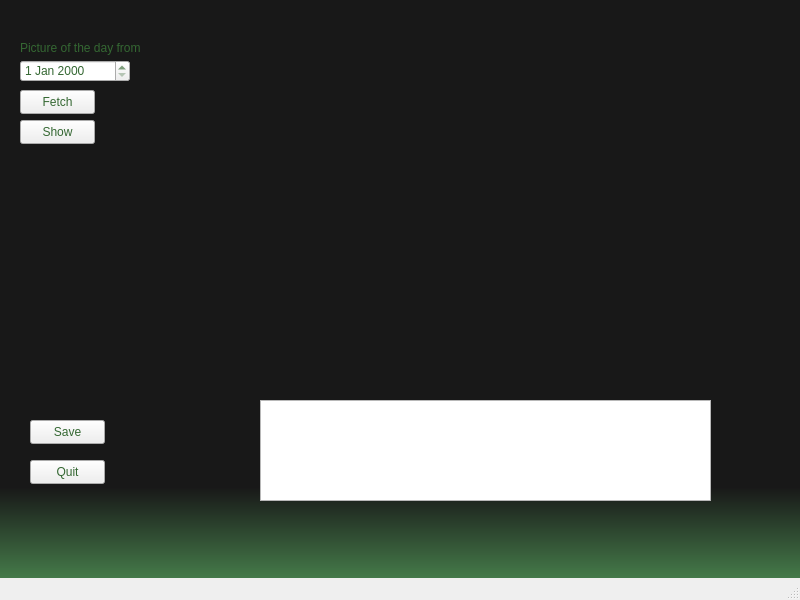
First picture: the form in mainwindow.ui, repository vilma-heikkila/NASA_picture_of_the_day_API, before the edit.
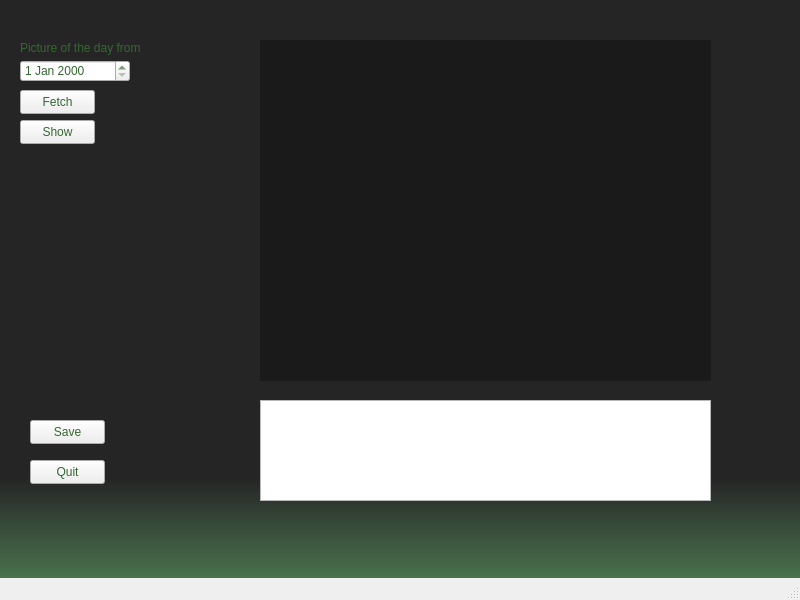
Second picture: the form after the edit.

Commit message: Slight appearance changes

What changed in the file:
```diff
--- a/mainwindow.ui
+++ b/mainwindow.ui
@@ -37,13 +37,13 @@
     <property name="geometry">
      <rect>
       <x>260</x>
-      <y>20</y>
+      <y>40</y>
       <width>451</width>
-      <height>361</height>
+      <height>341</height>
      </rect>
     </property>
     <property name="styleSheet">
-     <string notr="true">color: rgb(255, 255, 255);</string>
+     <string notr="true">background-color: qlineargradient(spread:pad, x1:1, y1:0.989, x2:1, y2:1, stop:0 rgba(0, 0, 0, 75), stop:1 rgba(0, 0, 0, 69));</string>
     </property>
     <property name="text">
      <string/>
@@ -71,6 +71,9 @@
       <height>24</height>
      </rect>
     </property>
+    <property name="styleSheet">
+     <string notr="true">font: 10pt &quot;Arial&quot;;</string>
+    </property>
     <property name="text">
      <string>Quit</string>
     </property>
@@ -137,12 +140,15 @@
    <widget class="QLabel" name="waitLabel">
     <property name="geometry">
      <rect>
-      <x>130</x>
+      <x>100</x>
       <y>90</y>
-      <width>111</width>
+      <width>151</width>
       <height>21</height>
      </rect>
     </property>
+    <property name="styleSheet">
+     <string notr="true">font: 10pt &quot;Arial&quot;;</string>
+    </property>
     <property name="text">
      <string/>
     </property>
@@ -153,11 +159,11 @@
       <x>0</x>
       <y>0</y>
       <width>801</width>
-      <height>591</height>
+      <height>581</height>
      </rect>
     </property>
     <property name="styleSheet">
-     <string notr="true">background-color: qlineargradient(spread:pad, x1:1, y1:0.824, x2:1, y2:1, stop:0 rgba(24, 24, 24, 255), stop:1 rgba(75, 136, 80, 255));</string>
+     <string notr="true">background-color: qlineargradient(spread:pad, x1:1, y1:0.824, x2:1, y2:1, stop:0 rgba(24, 24, 24, 239), stop:1 rgba(56, 102, 60, 228));</string>
     </property>
     <layout class="QHBoxLayout" name="horizontalLayout"/>
    </widget>
```
Left out of the diff: 21 changed lines with no effect on the pictures. The commit also changes 1 other file.
